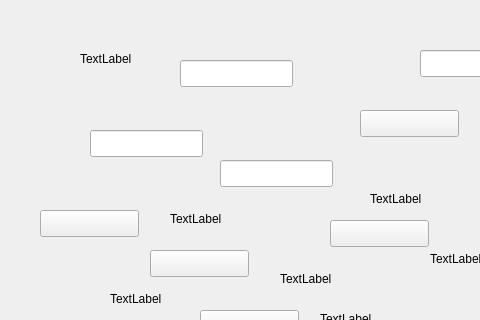
First picture: the form in k1160pro/qsettingcalibrationform.ui, repository photonlili/K1160, before the edit; both pictures show x 0 to 480 and y 0 to 320 of the 916 by 667 pixel window.
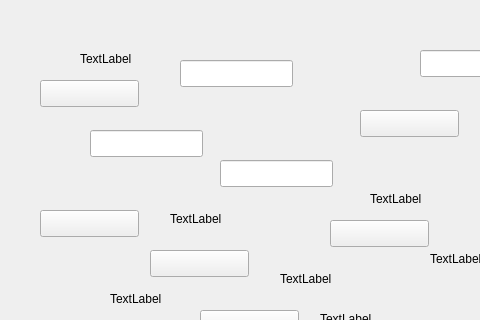
Second picture: the form after the edit.

Patch:
```diff
--- a/k1160pro/qsettingcalibrationform.ui
+++ b/k1160pro/qsettingcalibrationform.ui
@@ -251,6 +251,19 @@
     <string>TextLabel</string>
    </property>
   </widget>
+  <widget class="QPushButton" name="pb_baipingheng">
+   <property name="geometry">
+    <rect>
+     <x>40</x>
+     <y>80</y>
+     <width>99</width>
+     <height>27</height>
+    </rect>
+   </property>
+   <property name="text">
+    <string/>
+   </property>
+  </widget>
  </widget>
  <resources/>
  <connections/>
```
